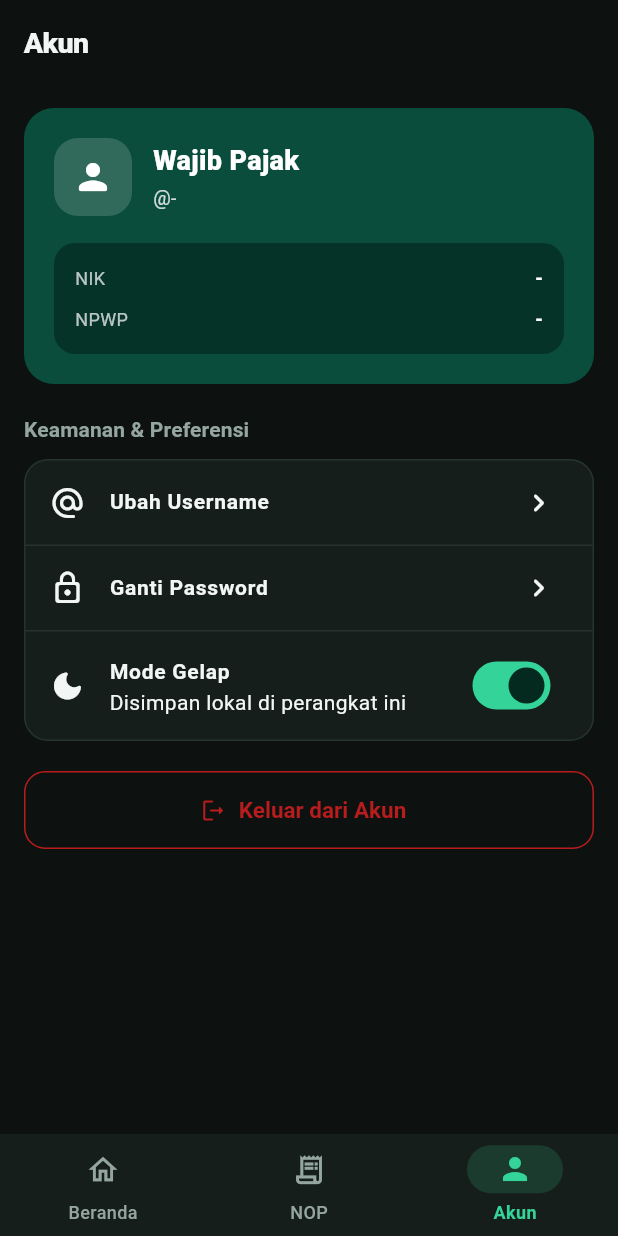
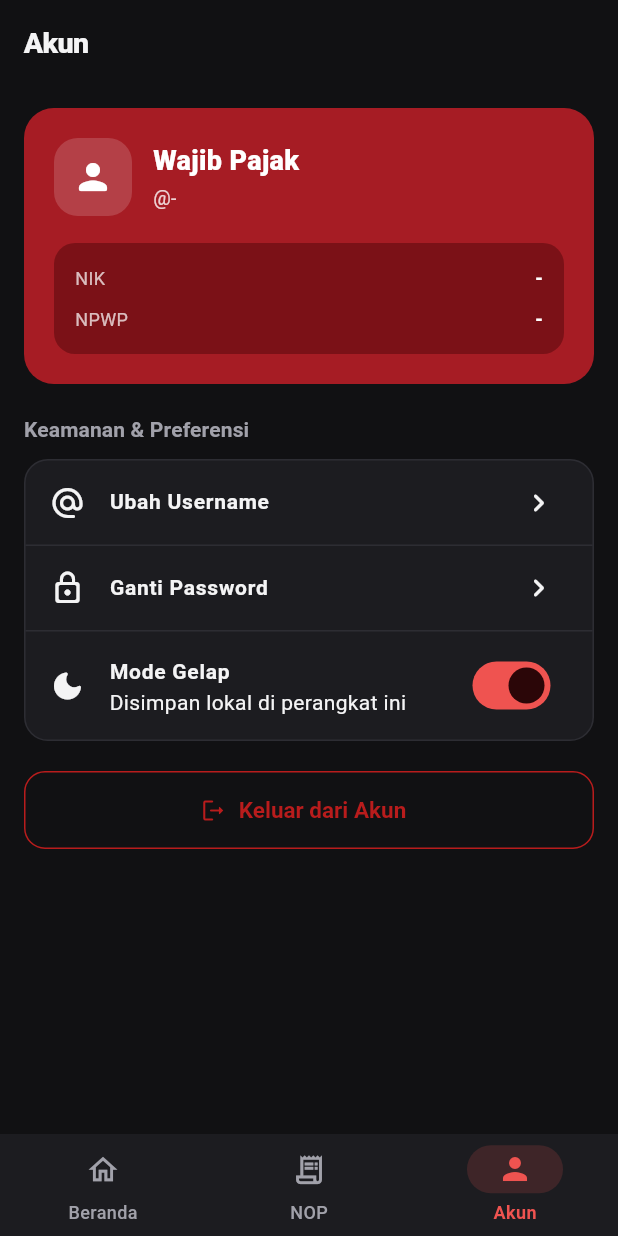
Before and after one commit to Yogiexc/e-layanan-pbb-mobile, a Flutter app: the AkunScreen screen opened by its route, after a tap on "Mode Gelap", on a phone screen of 412 x 824 dp. Run offline on Flutter 3.47's test engine with Material 3 defaults, Android fonts, the phone set to English and light mode, and no system bars; our stand-ins replace dio, file_picker, flutter_image_compress, flutter_map, flutter_riverpod, flutter_secure_storage and 4 more; accounts and stored records are empty.

Commit message:
style(theme): sesuaikan palet warna dengan identitas resmi pemkot dan bapenda surakarta

```diff
--- a/lib/core/theme/app_theme.dart
+++ b/lib/core/theme/app_theme.dart
@@ -1,24 +1,26 @@
 import 'package:flutter/material.dart';
 
 class AppTheme {
-  // Banking-grade palette: Deep Pine / Emerald + Warm Gold Accent + Crisp Neutral Canvas
-  static const Color primary = Color(0xFF0A4D3C);
-  static const Color primaryDeep = Color(0xFF063327);
-  static const Color primarySoft = Color(0xFFE7F3EF);
-  static const Color accentGold = Color(0xFFD97706);
+  // Identitas visual resmi Pemkot Surakarta / Bapenda Surakarta:
+  // Merah Marun Solo (Crimson Heritage) + Emas Keraton + Kanvas Putih/Abu Bersih
+  static const Color primary = Color(0xFFA61C24);
+  static const Color primaryDeep = Color(0xFF7B1117);
+  static const Color primarySoft = Color(0xFFFDF0F1);
+  static const Color accentGold = Color(0xFFC88A1E);
 
-  static const Color bgLight = Color(0xFFF3F6F5);
+  static const Color bgLight = Color(0xFFF6F6F7);
   static const Color surfaceLight = Color(0xFFFFFFFF);
-  static const Color borderLight = Color(0xFFE2E8E5);
-  static const Color textPrimaryLight = Color(0xFF0F1B17);
-  static const Color textSecondaryLight = Color(0xFF5A6B65);
+  static const Color borderLight = Color(0xFFE4E4E7);
+  static const Color textPrimaryLight = Color(0xFF18181B);
+  static const Color textSecondaryLight = Color(0xFF52525B);
 
-  static const Color bgDark = Color(0xFF0D1210);
-  static const Color surfaceDark = Color(0xFF161E1B);
-  static const Color borderDark = Color(0xFF26332E);
-  static const Color textPrimaryDark = Color(0xFFF2F6F4);
-  static const Color textSecondaryDark = Color(0xFF94A69F);
+  static const Color bgDark = Color(0xFF111113);
+  static const Color surfaceDark = Color(0xFF1C1C20);
+  static const Color borderDark = Color(0xFF2D2D33);
+  static const Color textPrimaryDark = Color(0xFFF4F4F5);
+  static const Color textSecondaryDark = Color(0xFFA1A1AA);
 
+  // Warna badge status sesuai PRD Bab 5 (Menunggu = oranye, Ditolak = merah, Disetujui/Terdaftar = hijau)
   static const Color statusPendingText = Color(0xFFB45309);
   static const Color statusPendingBg = Color(0xFFFEF3C7);
 
@@ -33,7 +35,7 @@ class AppTheme {
     if (isDark) return const [];
     return [
       BoxShadow(
-        color: const Color(0xFF0A4D3C).withValues(alpha: 0.06),
+        color: const Color(0xFF18181B).withValues(alpha: 0.05),
         blurRadius: 18,
         offset: const Offset(0, 6),
       ),
@@ -116,7 +118,7 @@ class AppTheme {
         fillColor: surfaceLight,
         contentPadding: const EdgeInsets.symmetric(horizontal: 16, vertical: 16),
         labelStyle: const TextStyle(color: textSecondaryLight, fontSize: 14),
-        hintStyle: const TextStyle(color: Color(0xFF9AA9A3), fontSize: 14),
+        hintStyle: const TextStyle(color: Color(0xFFA1A1AA), fontSize: 14),
         border: OutlineInputBorder(
           borderRadius: BorderRadius.circular(14),
           borderSide: const BorderSide(color: borderLight),
@@ -173,8 +175,8 @@ class AppTheme {
       useMaterial3: true,
       brightness: Brightness.dark,
       colorScheme: const ColorScheme.dark(
-        primary: Color(0xFF34D399),
-        onPrimary: Color(0xFF04291E),
+        primary: Color(0xFFEF5350),
+        onPrimary: Color(0xFF2B0608),
         secondary: Color(0xFFFBBF24),
         onSecondary: Color(0xFF2E1A00),
         surface: surfaceDark,
@@ -213,8 +215,8 @@ class AppTheme {
         style: ElevatedButton.styleFrom(
           minimumSize: const Size.fromHeight(52),
           elevation: 0,
-          backgroundColor: const Color(0xFF10B981),
-          foregroundColor: const Color(0xFF042419),
+          backgroundColor: const Color(0xFFD32F2F),
+          foregroundColor: Colors.white,
           textStyle: const TextStyle(
             fontSize: 15,
             fontWeight: FontWeight.w700,
@@ -227,8 +229,8 @@ class AppTheme {
       outlinedButtonTheme: OutlinedButtonThemeData(
         style: OutlinedButton.styleFrom(
           minimumSize: const Size.fromHeight(52),
-          foregroundColor: const Color(0xFF34D399),
-          side: const BorderSide(color: Color(0xFF34D399), width: 1.4),
+          foregroundColor: const Color(0xFFEF5350),
+          side: const BorderSide(color: Color(0xFFEF5350), width: 1.4),
           textStyle: const TextStyle(
             fontSize: 15,
             fontWeight: FontWeight.w700,
@@ -243,7 +245,7 @@ class AppTheme {
         fillColor: surfaceDark,
         contentPadding: const EdgeInsets.symmetric(horizontal: 16, vertical: 16),
         labelStyle: const TextStyle(color: textSecondaryDark, fontSize: 14),
-        hintStyle: const TextStyle(color: Color(0xFF6B7973), fontSize: 14),
+        hintStyle: const TextStyle(color: Color(0xFF71717A), fontSize: 14),
         border: OutlineInputBorder(
           borderRadius: BorderRadius.circular(14),
           borderSide: const BorderSide(color: borderDark),
@@ -254,20 +256,20 @@ class AppTheme {
         ),
         focusedBorder: OutlineInputBorder(
           borderRadius: BorderRadius.circular(14),
-          borderSide: const BorderSide(color: Color(0xFF34D399), width: 1.8),
+          borderSide: const BorderSide(color: Color(0xFFEF5350), width: 1.8),
         ),
       ),
       navigationBarTheme: NavigationBarThemeData(
         height: 68,
         backgroundColor: surfaceDark,
         elevation: 0,
-        indicatorColor: const Color(0xFF34D399).withValues(alpha: 0.16),
+        indicatorColor: const Color(0xFFEF5350).withValues(alpha: 0.16),
         labelTextStyle: WidgetStateProperty.resolveWith((states) {
           if (states.contains(WidgetState.selected)) {
             return const TextStyle(
               fontSize: 12,
               fontWeight: FontWeight.w700,
-              color: Color(0xFF34D399),
+              color: Color(0xFFEF5350),
             );
           }
           return const TextStyle(
@@ -278,7 +280,7 @@ class AppTheme {
         }),
         iconTheme: WidgetStateProperty.resolveWith((states) {
           if (states.contains(WidgetState.selected)) {
-            return const IconThemeData(color: Color(0xFF34D399), size: 24);
+            return const IconThemeData(color: Color(0xFFEF5350), size: 24);
           }
           return const IconThemeData(color: textSecondaryDark, size: 23);
         }),
--- a/lib/features/home/presentation/home_screen.dart
+++ b/lib/features/home/presentation/home_screen.dart
@@ -192,7 +192,7 @@ class HomeScreen extends ConsumerWidget {
                           title: 'Mutasi PBB',
                           subtitle: 'Penuh, pemecahan, & gabung',
                           icon: Icons.swap_horiz_rounded,
-                          accentColor: const Color(0xFF0F766E),
+                          accentColor: AppTheme.accentGold,
                           onTap: () => context.push('/pengajuan/pilih-mutasi'),
                         ),
                       ),
```
Also changed, not shown: 1 other file.
